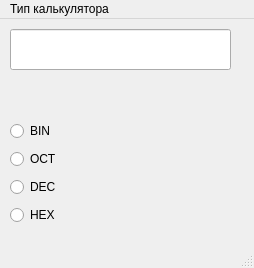
Before: the Qt Designer form calcprogam.ui in Lyten1/calculator, drawn with Qt 5.
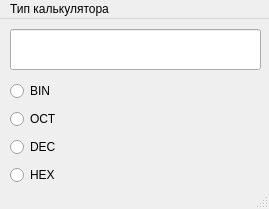
After: the same form once the commit is applied.

Commit message: pre-alpha

The edit to the form file:
```diff
--- a/calcprogam.ui
+++ b/calcprogam.ui
@@ -6,8 +6,8 @@
    <rect>
     <x>0</x>
     <y>0</y>
-    <width>254</width>
-    <height>268</height>
+    <width>269</width>
+    <height>209</height>
    </rect>
   </property>
   <property name="windowTitle">
@@ -18,8 +18,8 @@
     <property name="geometry">
      <rect>
       <x>70</x>
-      <y>100</y>
-      <width>171</width>
+      <y>60</y>
+      <width>191</width>
       <height>111</height>
      </rect>
     </property>
@@ -59,7 +59,7 @@
      <rect>
       <x>10</x>
       <y>10</y>
-      <width>221</width>
+      <width>251</width>
       <height>41</height>
      </rect>
     </property>
@@ -69,24 +69,11 @@
      </font>
     </property>
    </widget>
-   <widget class="QLabel" name="label_2">
-    <property name="geometry">
-     <rect>
-      <x>10</x>
-      <y>60</y>
-      <width>231</width>
-      <height>31</height>
-     </rect>
-    </property>
-    <property name="text">
-     <string/>
-    </property>
-   </widget>
    <widget class="QWidget" name="layoutWidget">
     <property name="geometry">
      <rect>
       <x>10</x>
-      <y>100</y>
+      <y>60</y>
       <width>51</width>
       <height>111</height>
      </rect>
@@ -128,7 +115,7 @@
     <rect>
      <x>0</x>
      <y>0</y>
-     <width>254</width>
+     <width>269</width>
      <height>20</height>
     </rect>
    </property>
```
The commit also changes 2 other files.
